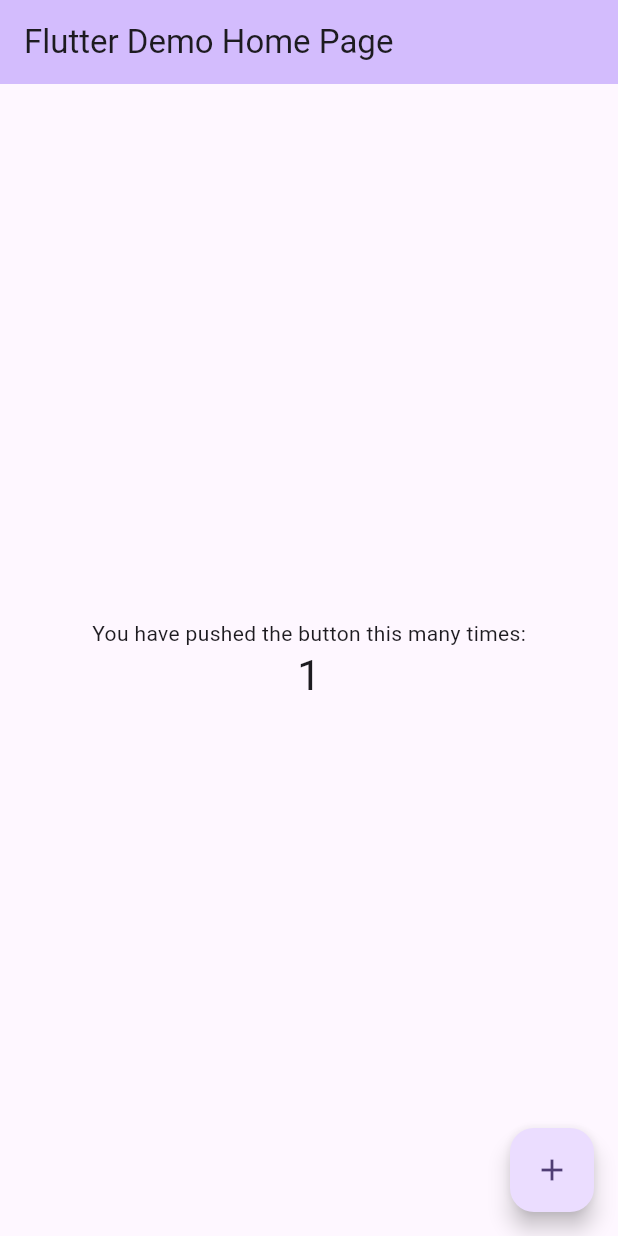
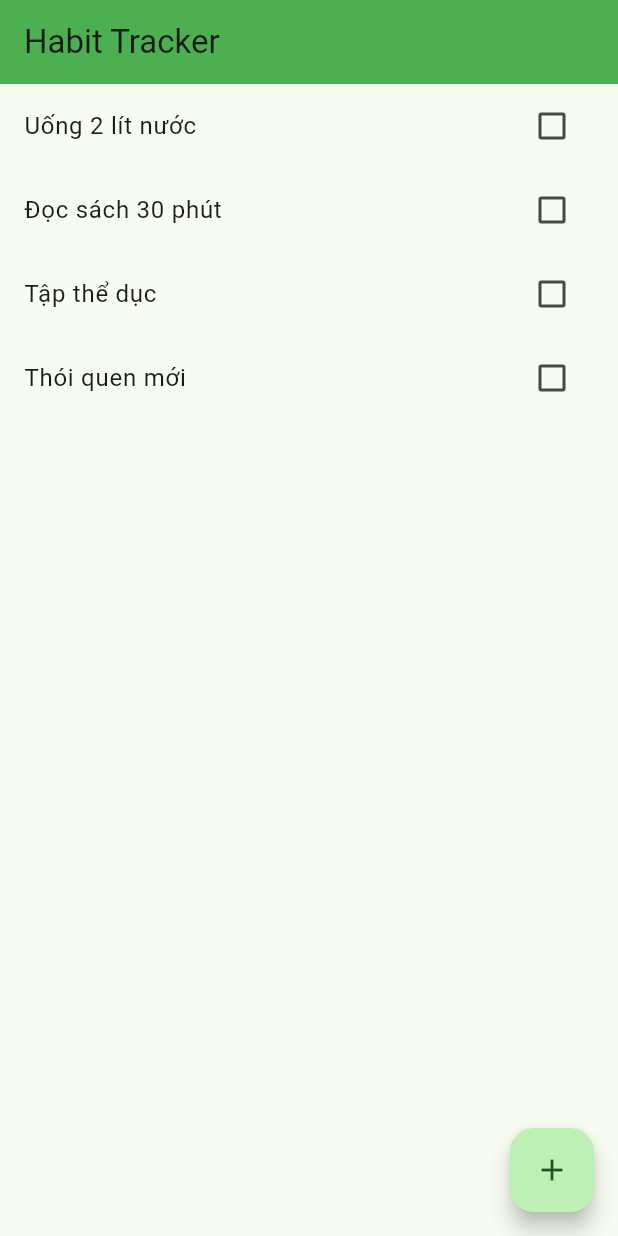
Before and after one commit to phamductai12425/2025_LTTBDD_N0_5Nhom_PhamDucTai, a Flutter app: the screen it shows after launch, after a tap on the "add" icon, on a phone screen of 412 x 824 dp. Run offline on Flutter 3.47's test engine with Material 3 defaults, Android fonts, the phone set to English and light mode, and no system bars.

Commit message:
Khoi tao du an thu nghiem va them models,sceens,widgets

```diff
--- a/lib/main.dart
+++ b/lib/main.dart
@@ -1,122 +1,81 @@
 import 'package:flutter/material.dart';
 
 void main() {
-  runApp(const MyApp());
+  runApp(const HabitApp());
 }
 
-class MyApp extends StatelessWidget {
-  const MyApp({super.key});
+class HabitApp extends StatelessWidget {
+  const HabitApp({super.key});
 
-  // This widget is the root of your application.
   @override
   Widget build(BuildContext context) {
     return MaterialApp(
-      title: 'Flutter Demo',
+      title: 'Habit Tracker',
       theme: ThemeData(
-        // This is the theme of your application.
-        //
-        // TRY THIS: Try running your application with "flutter run". You'll see
-        // the application has a purple toolbar. Then, without quitting the app,
-        // try changing the seedColor in the colorScheme below to Colors.green
-        // and then invoke "hot reload" (save your changes or press the "hot
-        // reload" button in a Flutter-supported IDE, or press "r" if you used
-        // the command line to start the app).
-        //
-        // Notice that the counter didn't reset back to zero; the application
-        // state is not lost during the reload. To reset the state, use hot
-        // restart instead.
-        //
-        // This works for code too, not just values: Most code changes can be
-        // tested with just a hot reload.
-        colorScheme: ColorScheme.fromSeed(seedColor: Colors.deepPurple),
+        colorScheme: ColorScheme.fromSeed(seedColor: Colors.green),
+        useMaterial3: true,
       ),
-      home: const MyHomePage(title: 'Flutter Demo Home Page'),
+      home: const HabitHomePage(),
     );
   }
 }
 
-class MyHomePage extends StatefulWidget {
-  const MyHomePage({super.key, required this.title});
-
-  // This widget is the home page of your application. It is stateful, meaning
-  // that it has a State object (defined below) that contains fields that affect
-  // how it looks.
-
-  // This class is the configuration for the state. It holds the values (in this
-  // case the title) provided by the parent (in this case the App widget) and
-  // used by the build method of the State. Fields in a Widget subclass are
-  // always marked "final".
-
-  final String title;
+class HabitHomePage extends StatefulWidget {
+  const HabitHomePage({super.key});
 
   @override
-  State<MyHomePage> createState() => _MyHomePageState();
+  State<HabitHomePage> createState() => _HabitHomePageState();
 }
 
-class _MyHomePageState extends State<MyHomePage> {
-  int _counter = 0;
+class _HabitHomePageState extends State<HabitHomePage> {
+  // Danh sách thói quen
+  final List<Map<String, dynamic>> _habits = [
+    {"title": "Uống 2 lít nước", "done": false},
+    {"title": "Đọc sách 30 phút", "done": false},
+    {"title": "Tập thể dục", "done": false},
+  ];
 
-  void _incrementCounter() {
+  void _toggleHabit(int index) {
     setState(() {
-      // This call to setState tells the Flutter framework that something has
-      // changed in this State, which causes it to rerun the build method below
-      // so that the display can reflect the updated values. If we changed
-      // _counter without calling setState(), then the build method would not be
-      // called again, and so nothing would appear to happen.
-      _counter++;
+      _habits[index]["done"] = !_habits[index]["done"];
+    });
+  }
+
+  void _addHabit() {
+    setState(() {
+      _habits.add({"title": "Thói quen mới", "done": false});
     });
   }
 
   @override
   Widget build(BuildContext context) {
-    // This method is rerun every time setState is called, for instance as done
-    // by the _incrementCounter method above.
-    //
-    // The Flutter framework has been optimized to make rerunning build methods
-    // fast, so that you can just rebuild anything that needs updating rather
-    // than having to individually change instances of widgets.
     return Scaffold(
       appBar: AppBar(
-        // TRY THIS: Try changing the color here to a specific color (to
-        // Colors.amber, perhaps?) and trigger a hot reload to see the AppBar
-        // change color while the other colors stay the same.
-        backgroundColor: Theme.of(context).colorScheme.inversePrimary,
-        // Here we take the value from the MyHomePage object that was created by
-        // the App.build method, and use it to set our appbar title.
-        title: Text(widget.title),
+        title: const Text("Habit Tracker"),
+        backgroundColor: Colors.green,
       ),
-      body: Center(
-        // Center is a layout widget. It takes a single child and positions it
-        // in the middle of the parent.
-        child: Column(
-          // Column is also a layout widget. It takes a list of children and
-          // arranges them vertically. By default, it sizes itself to fit its
-          // children horizontally, and tries to be as tall as its parent.
-          //
-          // Column has various properties to control how it sizes itself and
-          // how it positions its children. Here we use mainAxisAlignment to
-          // center the children vertically; the main axis here is the vertical
-          // axis because Columns are vertical (the cross axis would be
-          // horizontal).
-          //
-          // TRY THIS: Invoke "debug painting" (choose the "Toggle Debug Paint"
-          // action in the IDE, or press "p" in the console), to see the
-          // wireframe for each widget.
-          mainAxisAlignment: MainAxisAlignment.center,
-          children: <Widget>[
-            const Text('You have pushed the button this many times:'),
-            Text(
-              '$_counter',
-              style: Theme.of(context).textTheme.headlineMedium,
+      body: ListView.builder(
+        itemCount: _habits.length,
+        itemBuilder: (context, index) {
+          return CheckboxListTile(
+            title: Text(
+              _habits[index]["title"],
+              style: TextStyle(
+                decoration: _habits[index]["done"]
+                    ? TextDecoration.lineThrough
+                    : null,
+              ),
             ),
-          ],
-        ),
+            value: _habits[index]["done"],
+            onChanged: (_) => _toggleHabit(index),
+          );
+        },
       ),
       floatingActionButton: FloatingActionButton(
-        onPressed: _incrementCounter,
-        tooltip: 'Increment',
+        onPressed: _addHabit,
+        tooltip: 'Thêm thói quen',
         child: const Icon(Icons.add),
-      ), // This trailing comma makes auto-formatting nicer for build methods.
+      ),
     );
   }
 }
```
Also changed, not shown: lib/models/habit.dart (added), lib/screens/home_screens.dart (added), lib/widgets/habit_title.dart (added).
